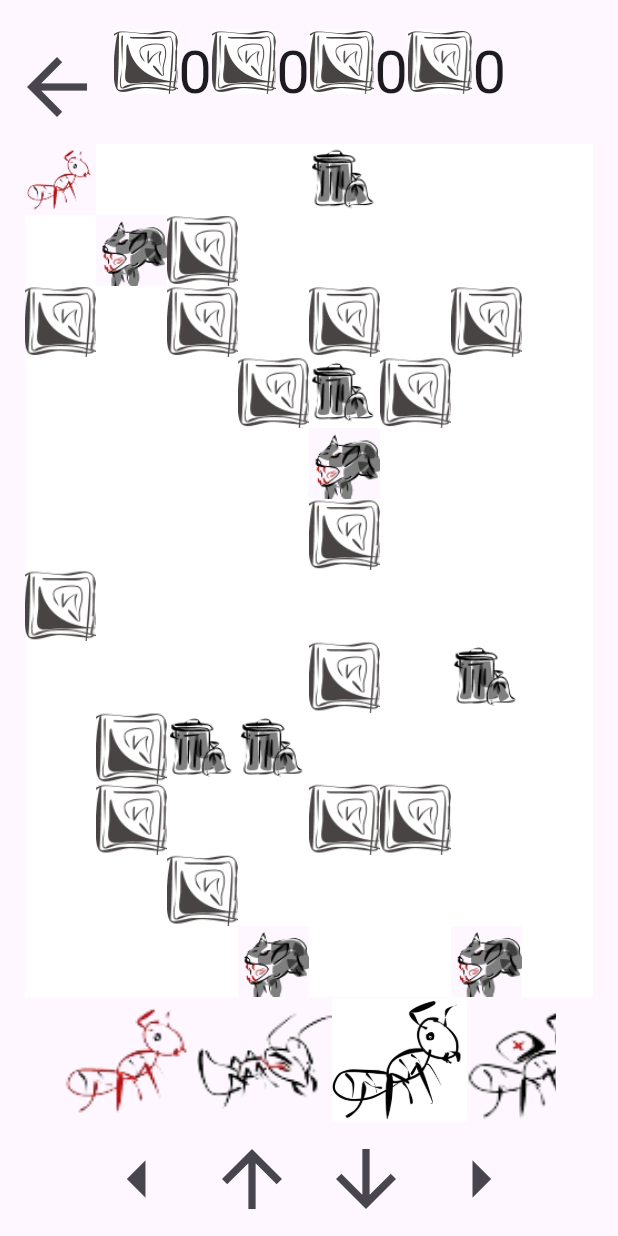
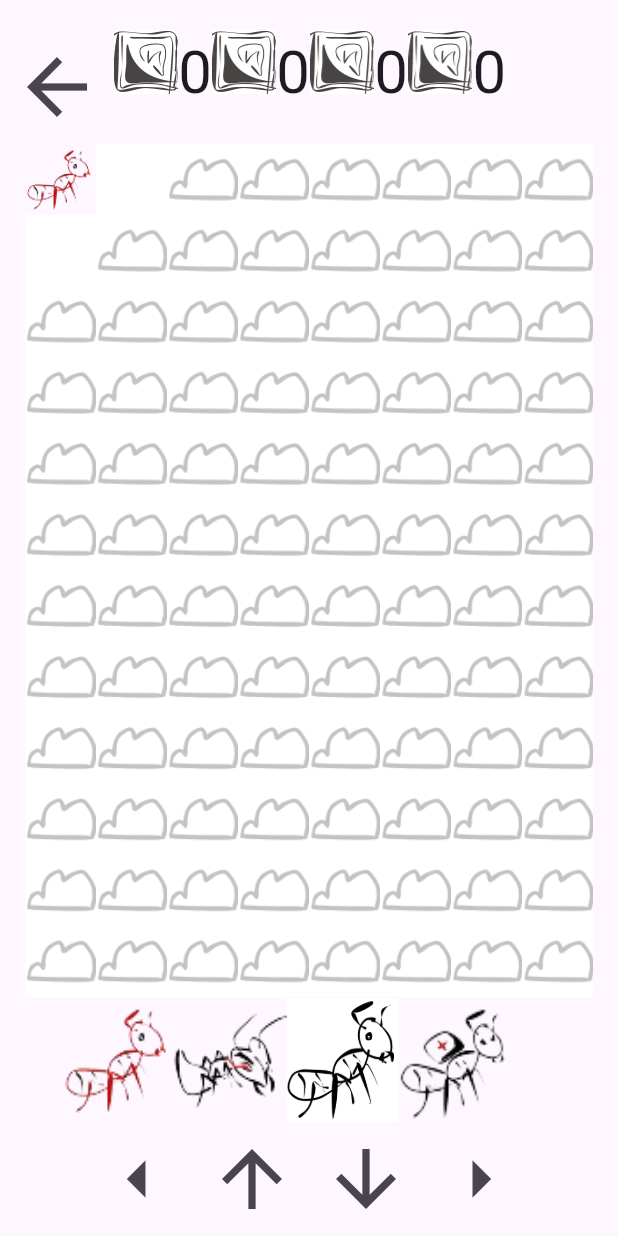
Before and after one commit to ask-org/googleFlutterDevComp, a Flutter app: the ScoutPage screen opened by its route, on a phone screen of 412 x 824 dp. Run offline on Flutter 3.47's test engine with Material 3 defaults, Android fonts, the phone set to English and light mode, and no system bars; our stand-ins replace flutter_card_swiper, go_router, just_audio.

Commit message:
clouds and selection size changed

```diff
--- a/lib/scene/Scout.dart
+++ b/lib/scene/Scout.dart
@@ -197,17 +197,19 @@ class _ScoutPageState extends State<ScoutPage> {
                     image: DecorationImage(
                       image: isPlayer(index)
                           ? AssetImage(currentPlayer!.imagePath)
-                          // : checkVisible(index)
-                          : utils.isCollectable(index)
-                              ? const AssetImage("assets/images/garbage.png")
-                              : utils.isEnemy(index)
-                                  ? const AssetImage("assets/images/enemy.png")
-                                  : utils.isObstacle(index)
+                          : checkVisible(index)
+                              ? utils.isCollectable(index)
+                                  ? const AssetImage(
+                                      "assets/images/garbage.png")
+                                  : utils.isEnemy(index)
                                       ? const AssetImage(
-                                          "assets/images/block.png")
-                                      : const AssetImage(
-                                          "assets/images/ground.png"),
-                      // : const AssetImage("assets/images/fog.png"),
+                                          "assets/images/enemy.png")
+                                      : utils.isObstacle(index)
+                                          ? const AssetImage(
+                                              "assets/images/block.png")
+                                          : const AssetImage(
+                                              "assets/images/ground.png")
+                              : const AssetImage("assets/images/fog.png"),
                       fit: BoxFit.fill,
                     ),
                   ),
@@ -228,7 +230,7 @@ class _ScoutPageState extends State<ScoutPage> {
                             });
                           },
                           child: Container(
-                            width: 90,
+                            width: 75,
                             decoration: BoxDecoration(
                                 image: DecorationImage(
                                     fit: BoxFit.fill,
```
